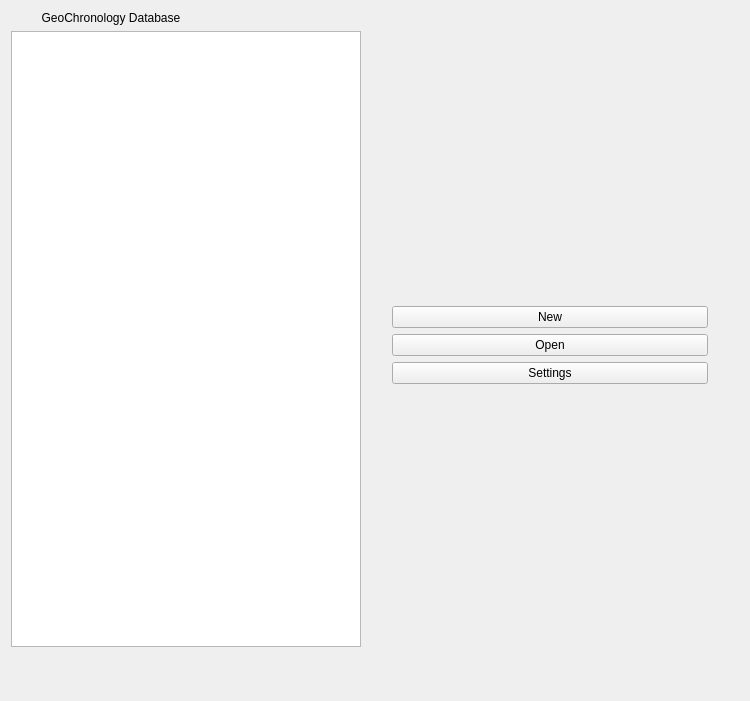
Old version of the form ui/landingpage.ui in the repository kathrynmetcalf/GeoCORK.
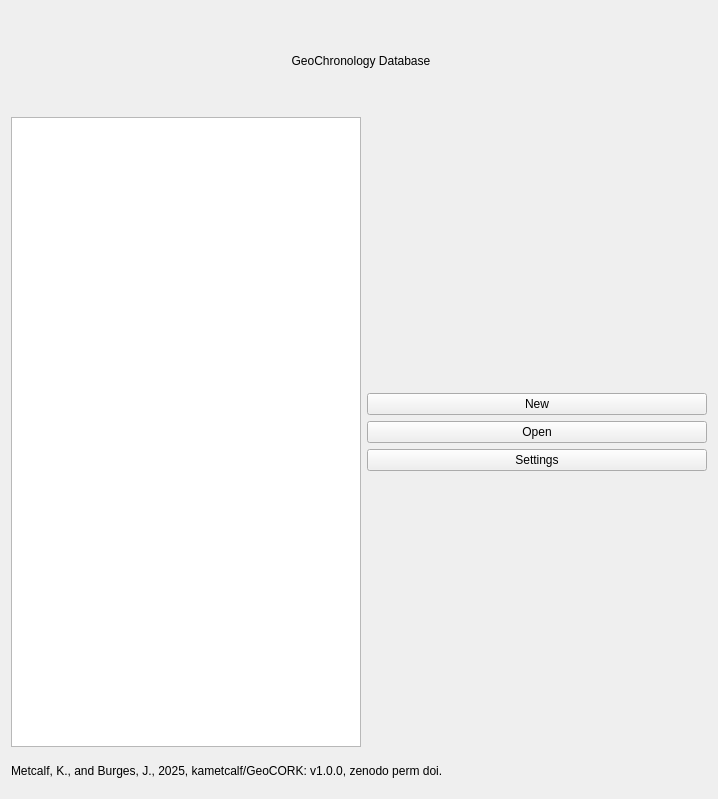
New version of the form.

Commit message: updated landingpage and added distinct rows for exporter

```diff
--- a/ui/landingpage.ui
+++ b/ui/landingpage.ui
@@ -6,15 +6,51 @@
    <rect>
     <x>0</x>
     <y>0</y>
-    <width>750</width>
-    <height>701</height>
+    <width>718</width>
+    <height>799</height>
    </rect>
   </property>
+  <property name="minimumSize">
+   <size>
+    <width>700</width>
+    <height>0</height>
+   </size>
+  </property>
+  <property name="maximumSize">
+   <size>
+    <width>718</width>
+    <height>16777215</height>
+   </size>
+  </property>
   <property name="windowTitle">
    <string>Form</string>
   </property>
-  <layout class="QGridLayout" name="gridLayout">
-   <item row="1" column="0">
+  <layout class="QVBoxLayout" name="verticalLayout_2">
+   <item>
+    <widget class="QLabel" name="label">
+     <property name="minimumSize">
+      <size>
+       <width>700</width>
+       <height>100</height>
+      </size>
+     </property>
+     <property name="maximumSize">
+      <size>
+       <width>700</width>
+       <height>100</height>
+      </size>
+     </property>
+     <property name="text">
+      <string>GeoChronology Database</string>
+     </property>
+     <property name="alignment">
+      <set>Qt::AlignCenter</set>
+     </property>
+    </widget>
+   </item>
+   <item>
+    <layout class="QHBoxLayout" name="horizontalLayout_2">
+     <item>
     <widget class="QListWidget" name="listWidget">
      <property name="minimumSize">
       <size>
@@ -33,46 +69,43 @@
      </property>
     </widget>
    </item>
-   <item row="0" column="0">
-    <widget class="QLabel" name="label">
-     <property name="maximumSize">
+     <item>
+      <layout class="QVBoxLayout" name="verticalLayout">
+       <item>
+        <spacer name="verticalSpacer_3">
+         <property name="orientation">
+          <enum>Qt::Vertical</enum>
+         </property>
+         <property name="sizeHint" stdset="0">
       <size>
-       <width>200</width>
-       <height>25</height>
-      </size>
-     </property>
-     <property name="text">
-      <string>GeoChronology Database</string>
-     </property>
-     <property name="alignment">
-      <set>Qt::AlignCenter</set>
-     </property>
-    </widget>
-   </item>
-   <item row="1" column="2" rowspan="3" colspan="2">
-    <layout class="QGridLayout" name="gridLayout_3">
-     <item row="3" column="1">
-      <widget class="QPushButton" name="settings_button">
-       <property name="text">
-        <string>Settings</string>
-       </property>
-      </widget>
-     </item>
-     <item row="1" column="1">
+           <width>100</width>
+           <height>40</height>
+          </size>
+         </property>
+        </spacer>
+       </item>
+       <item>
       <widget class="QPushButton" name="newdatabase_button">
        <property name="text">
         <string>New</string>
        </property>
       </widget>
      </item>
-     <item row="2" column="1">
+       <item>
       <widget class="QPushButton" name="opendatabase_button">
        <property name="text">
         <string>Open</string>
        </property>
       </widget>
      </item>
-     <item row="4" column="1">
+       <item>
+        <widget class="QPushButton" name="settings_button">
+         <property name="text">
+          <string>Settings</string>
+         </property>
+        </widget>
+       </item>
+       <item>
       <spacer name="verticalSpacer_4">
        <property name="orientation">
         <enum>Qt::Vertical</enum>
@@ -85,33 +118,31 @@
        </property>
       </spacer>
      </item>
-     <item row="0" column="1">
-      <spacer name="verticalSpacer_3">
-       <property name="orientation">
-        <enum>Qt::Vertical</enum>
-       </property>
-       <property name="sizeHint" stdset="0">
-        <size>
-         <width>100</width>
-         <height>40</height>
-        </size>
-       </property>
-      </spacer>
+      </layout>
      </item>
     </layout>
    </item>
-   <item row="4" column="5">
+   <item>
+    <layout class="QHBoxLayout" name="horizontalLayout_4">
+     <item>
+      <widget class="QLabel" name="label_2">
+       <property name="text">
+        <string>Metcalf, K., and Burges, J., 2025, kametcalf/GeoCORK: v1.0.0, zenodo perm doi.</string>
+       </property>
+      </widget>
+     </item>
+     <item>
     <widget class="QPushButton" name="github_button">
      <property name="minimumSize">
       <size>
-       <width>25</width>
-       <height>25</height>
+         <width>35</width>
+         <height>35</height>
       </size>
      </property>
      <property name="maximumSize">
       <size>
-       <width>25</width>
-       <height>25</height>
+         <width>35</width>
+         <height>35</height>
       </size>
      </property>
      <property name="styleSheet">
@@ -122,21 +153,7 @@
      </property>
     </widget>
    </item>
-   <item row="1" column="1">
-    <spacer name="horizontalSpacer_2">
-     <property name="orientation">
-      <enum>Qt::Horizontal</enum>
-     </property>
-     <property name="sizeType">
-      <enum>QSizePolicy::Fixed</enum>
-     </property>
-     <property name="sizeHint" stdset="0">
-      <size>
-       <width>25</width>
-       <height>25</height>
-      </size>
-     </property>
-    </spacer>
+    </layout>
    </item>
   </layout>
  </widget>
```
Lines whose indentation alone changed are shown as unchanged. The commit also changes 4 other files.
